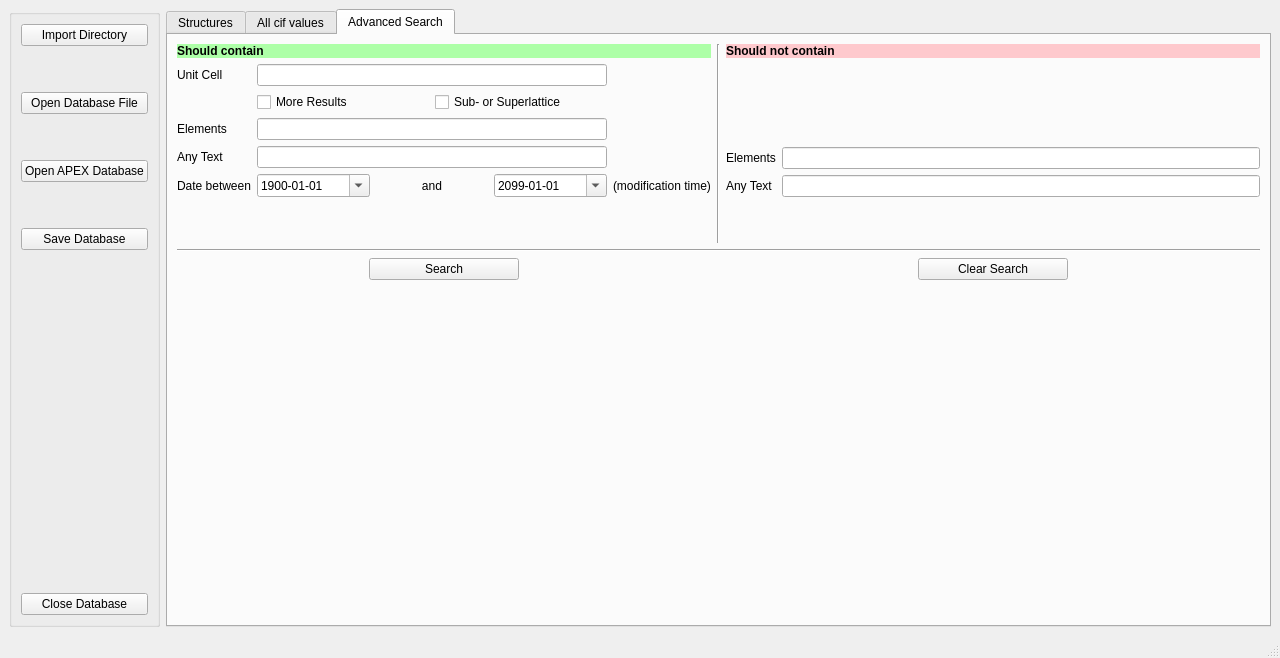
The window that gui/strf_main.ui (dkratzert/StructureFinder) describes before a commit, drawn with Qt 5.
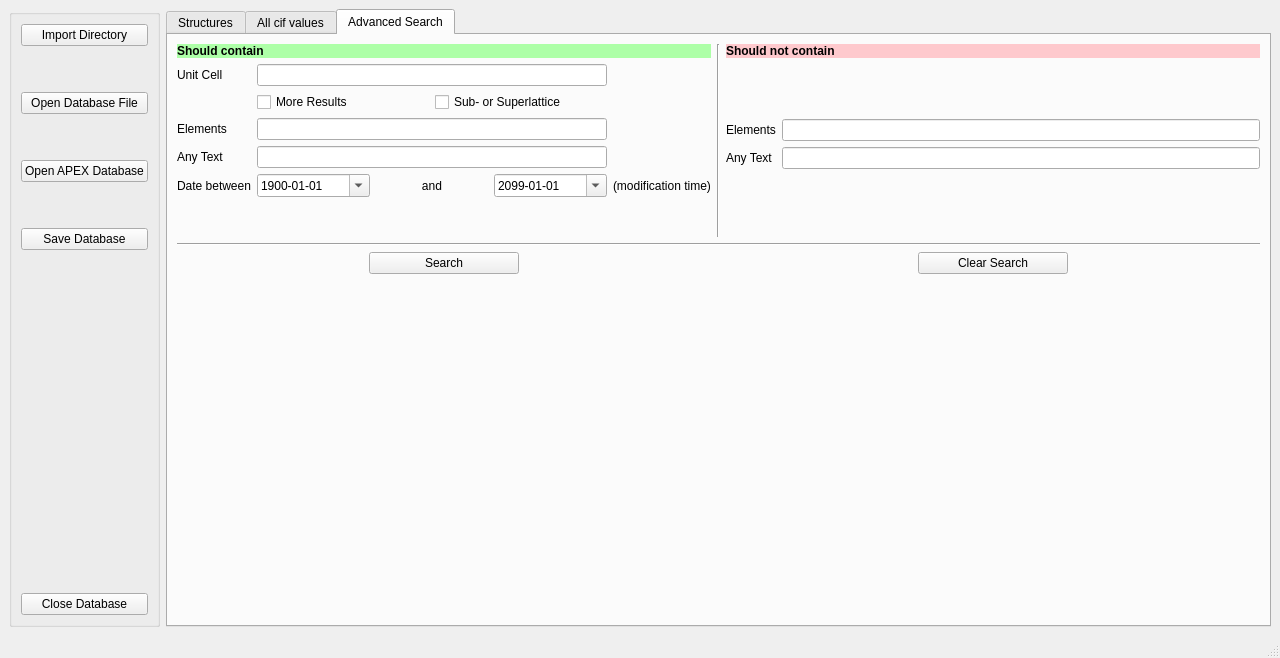
The same window after the commit. The open tabs and pages were chosen to show the change.

Diff of the .ui file:
```diff
--- a/gui/strf_main.ui
+++ b/gui/strf_main.ui
@@ -1273,27 +1273,50 @@
           </item>
           <item row="1" column="2">
            <layout class="QGridLayout" name="gridLayout_7">
-            <item row="2" column="0">
+            <item row="4" column="0">
              <widget class="QLabel" name="wR2Label_3">
               <property name="text">
                <string>Any Text</string>
               </property>
              </widget>
             </item>
-            <item row="1" column="1">
+            <item row="3" column="1">
              <widget class="QLineEdit" name="ad_elementsExclLineEdit"/>
             </item>
-            <item row="1" column="0">
+            <item row="3" column="0">
              <widget class="QLabel" name="elementsExcludedLabel_2">
               <property name="text">
                <string>Elements</string>
               </property>
              </widget>
             </item>
-            <item row="2" column="1">
+            <item row="4" column="1">
              <widget class="QLineEdit" name="ad_textsearch_excl"/>
             </item>
-            <item row="0" column="0">
+            <item row="0" column="1">
+             <widget class="QLabel" name="label_5">
+              <property name="text">
+               <string/>
+              </property>
+             </widget>
+            </item>
+            <item row="5" column="1">
+             <widget class="QLabel" name="label_4">
+              <property name="sizePolicy">
+               <sizepolicy hsizetype="Preferred" vsizetype="Preferred">
+                <horstretch>0</horstretch>
+                <verstretch>0</verstretch>
+               </sizepolicy>
+              </property>
+              <property name="text">
+               <string/>
+              </property>
+              <property name="alignment">
+               <set>Qt::AlignBottom|Qt::AlignLeading|Qt::AlignLeft</set>
+              </property>
+             </widget>
+            </item>
+            <item row="1" column="1">
              <widget class="QLabel" name="unitCellLabel_2">
               <property name="text">
                <string/>
@@ -1405,6 +1428,22 @@
             </property>
            </spacer>
           </item>
+          <item row="2" column="2">
+           <spacer name="verticalSpacer_5">
+            <property name="orientation">
+             <enum>Qt::Vertical</enum>
+            </property>
+            <property name="sizeType">
+             <enum>QSizePolicy::Preferred</enum>
+            </property>
+            <property name="sizeHint" stdset="0">
+             <size>
+              <width>20</width>
+              <height>40</height>
+             </size>
+            </property>
+           </spacer>
+          </item>
          </layout>
         </item>
        </layout>
```
Left out of the diff: 56 changed lines with no effect on the pictures.
